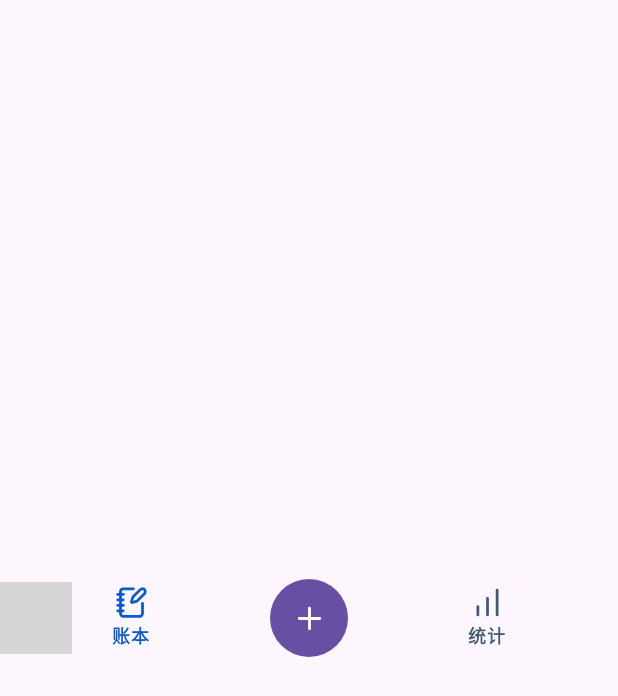
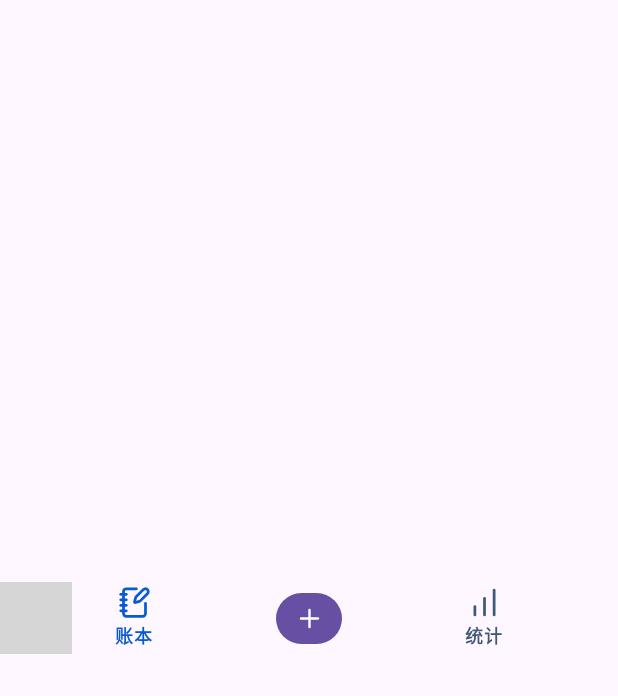
Before and after one commit to daybreak430/WMM, an Android app built with Jetpack Compose: the composable GlassNavigationControls shown on its own in the app's theme, on a phone screen of 412 x 824 dp. Shown: the top 696 px of the screen. Run offline under Robolectric (Android 15) with nearby library versions, the phone set to English and light mode, and no system bars; libraries missing offline, so code that uses them is left out: com.kyant.backdrop; 3 statements that could not run were skipped; grey boxes are pictures that could not be loaded.

Commit message:
优化：缩小底栏记账按钮并增加留白

```diff
--- a/app/build.gradle.kts
+++ b/app/build.gradle.kts
@@ -12,8 +12,8 @@ android {
         applicationId = "com.wmm.ledger"
         minSdk = 26
         targetSdk = 36
-        versionCode = 26
-        versionName = "0.6.8"
+        versionCode = 27
+        versionName = "0.6.9"
         testInstrumentationRunner = "androidx.test.runner.AndroidJUnitRunner"
     }
     buildTypes {
--- a/app/src/main/java/com/wmm/ledger/ui/LedgerNavigation.kt
+++ b/app/src/main/java/com/wmm/ledger/ui/LedgerNavigation.kt
@@ -22,7 +22,6 @@ import androidx.compose.foundation.layout.fillMaxWidth
 import androidx.compose.foundation.layout.height
 import androidx.compose.foundation.layout.offset
 import androidx.compose.foundation.layout.padding
-import androidx.compose.foundation.layout.size
 import androidx.compose.foundation.layout.width
 import androidx.compose.foundation.layout.widthIn
 import androidx.compose.foundation.selection.selectable
@@ -53,6 +52,8 @@ import androidx.compose.ui.input.pointer.util.VelocityTracker
 import androidx.compose.ui.platform.LocalDensity
 import androidx.compose.ui.platform.LocalLayoutDirection
 import androidx.compose.ui.semantics.Role
+import androidx.compose.ui.semantics.contentDescription
+import androidx.compose.ui.semantics.semantics
 import androidx.compose.ui.text.font.FontWeight
 import androidx.compose.ui.unit.Dp
 import androidx.compose.ui.unit.DpOffset
@@ -79,8 +80,9 @@ internal enum class Tab(val label: String, val icon: Glyph) {
 internal val NavigationBottomGap = 6.dp
 internal val NavigationTopGap = 5.dp
 private const val RECORD_DESCRIPTION = "记一笔"
-private const val RECORD_ICON_SIZE = 23
-private val RecordButtonSize = 52.dp
+private const val RECORD_ICON_SIZE = 19
+private val RecordButtonWidth = 44.dp
+private val RecordButtonHeight = 34.dp
 
 @Composable
 internal fun ledgerNavigationHeight(): Dp {
@@ -177,8 +179,8 @@ private fun GlassNavigationControls(
         val gap = 5.dp
         val available = maxWidth - gap * 2
         val density = LocalDensity.current
-        val width = (available - RecordButtonSize) / 2
-        val step = with(density) { (width + RecordButtonSize + gap * 2).toPx().coerceAtLeast(1f) }
+        val width = (available - RecordButtonWidth) / 2
+        val step = with(density) { (width + RecordButtonWidth + gap * 2).toPx().coerceAtLeast(1f) }
         val direction = if (LocalLayoutDirection.current == LayoutDirection.Ltr) 1f else -1f
         GlassSelectionCapsule(
             backdrop,
@@ -231,7 +233,7 @@ private fun GlassNavigationControls(
             horizontalArrangement = Arrangement.spacedBy(gap),
         ) {
             for (tab in Tab.entries) {
-                if (tab == Tab.STATS) Spacer(Modifier.width(RecordButtonSize))
+                if (tab == Tab.STATS) Spacer(Modifier.width(RecordButtonWidth))
                 val active = tab == selected
                 val focused = tab.ordinal == highlighted
                 val tint = if (focused) activeInk else idleInk
@@ -253,7 +255,10 @@ private fun GlassNavigationControls(
                 }
             }
         }
-        RecordNavigationButton(onRecord, Modifier.align(Alignment.Center).size(RecordButtonSize))
+        RecordNavigationButton(
+            onRecord,
+            Modifier.align(Alignment.Center).width(RecordButtonWidth).height(RecordButtonHeight),
+        )
     }
 }
 
@@ -318,13 +323,13 @@ private fun RecordNavigationButton(onRecord: () -> Unit, modifier: Modifier = Mo
         modifier.graphicsLayer { scaleX = scale; scaleY = scale }
             .clip(CircleShape)
             .background(colors.primary)
+            .semantics { contentDescription = RECORD_DESCRIPTION }
             .clickable(interactionSource = interaction, indication = null, role = Role.Button, onClick = onRecord),
         contentAlignment = Alignment.Center,
     ) {
         LucideIcon(
             Glyph.PLUS,
             colors.onPrimary,
-            description = RECORD_DESCRIPTION,
             size = RECORD_ICON_SIZE,
         )
     }
```
Also changed, not shown: 1 other file.
